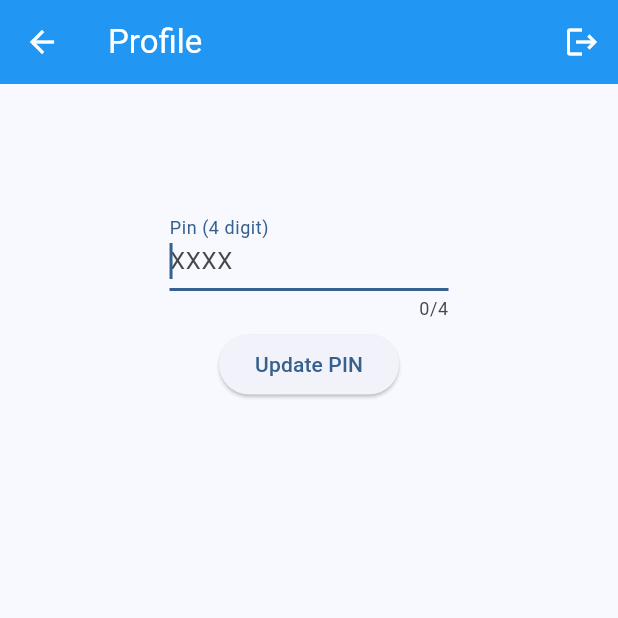
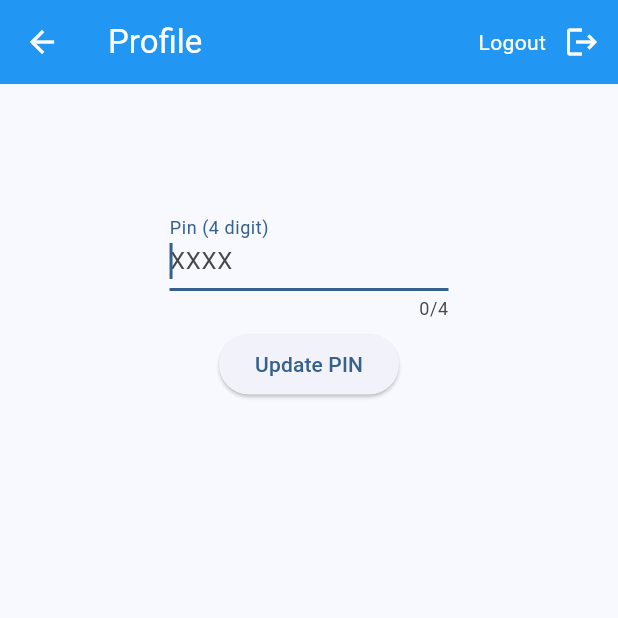
Before and after one commit to rudrakshya/TOA, a Flutter app: the Profile screen opened directly, on a phone screen of 412 x 824 dp, the top half of it. Run offline on Flutter 3.47's test engine with Material 2 defaults, Android fonts, the phone set to English and light mode, and no system bars; our stand-ins replace auto_size_text, flutter_dotenv, flutter_slidable, hive, jwt_decoder, qr_flutter and 1 more; missing offline and left inert: qr_code_scanner; accounts and stored records are empty; network calls fail.

Commit message:
add logout text

```diff
--- a/lib/modules/Dashboard/dashboard.dart
+++ b/lib/modules/Dashboard/dashboard.dart
@@ -25,7 +25,7 @@ class _DashboardState extends State<Dashboard> {
             AutoSizeText(
               appBarHeader,
               minFontSize: 12,
-              maxFontSize: 18,
+              maxFontSize: 15,
             ),
           ],
         ),
--- a/lib/modules/profile/profile.dart
+++ b/lib/modules/profile/profile.dart
@@ -116,9 +116,14 @@ class _ProfileState extends State<Profile> {
         appBar: AppBar(
           title: const Text("Profile"),
           actions: [
-            IconButton(
-              icon: const Icon(Icons.logout),
-              onPressed: logout,
+            Row(
+              children: [
+                const Text("Logout"),
+                IconButton(
+                  icon: const Icon(Icons.logout),
+                  onPressed: logout,
+                ),
+              ],
             ),
           ],
         ),
```
